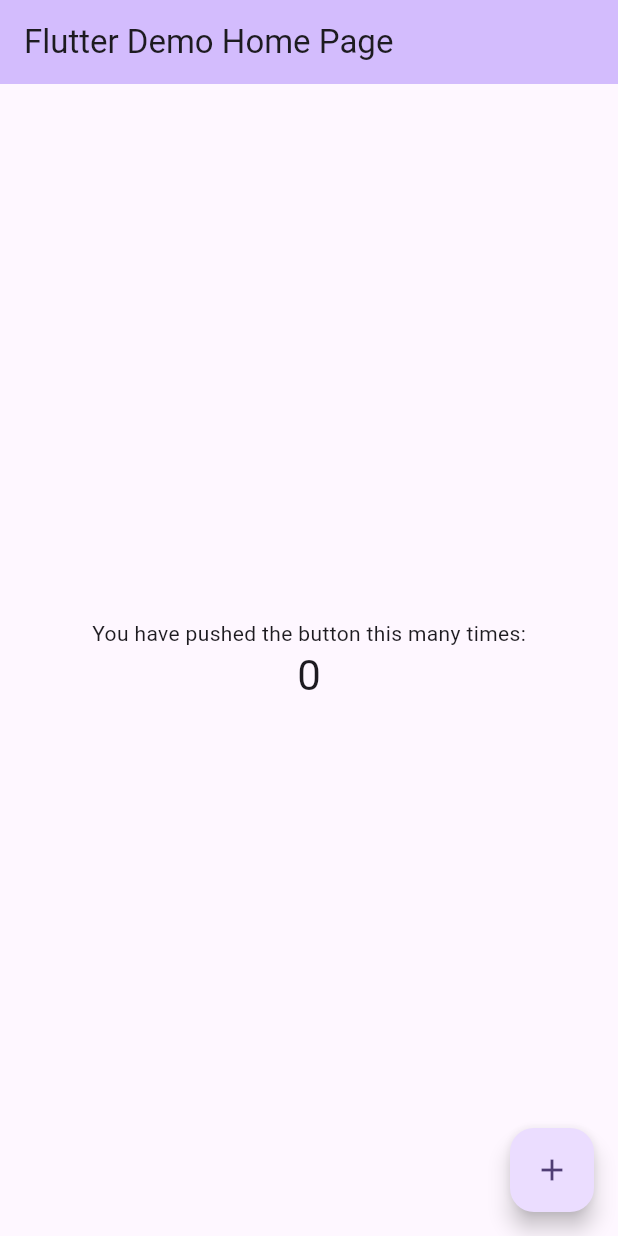
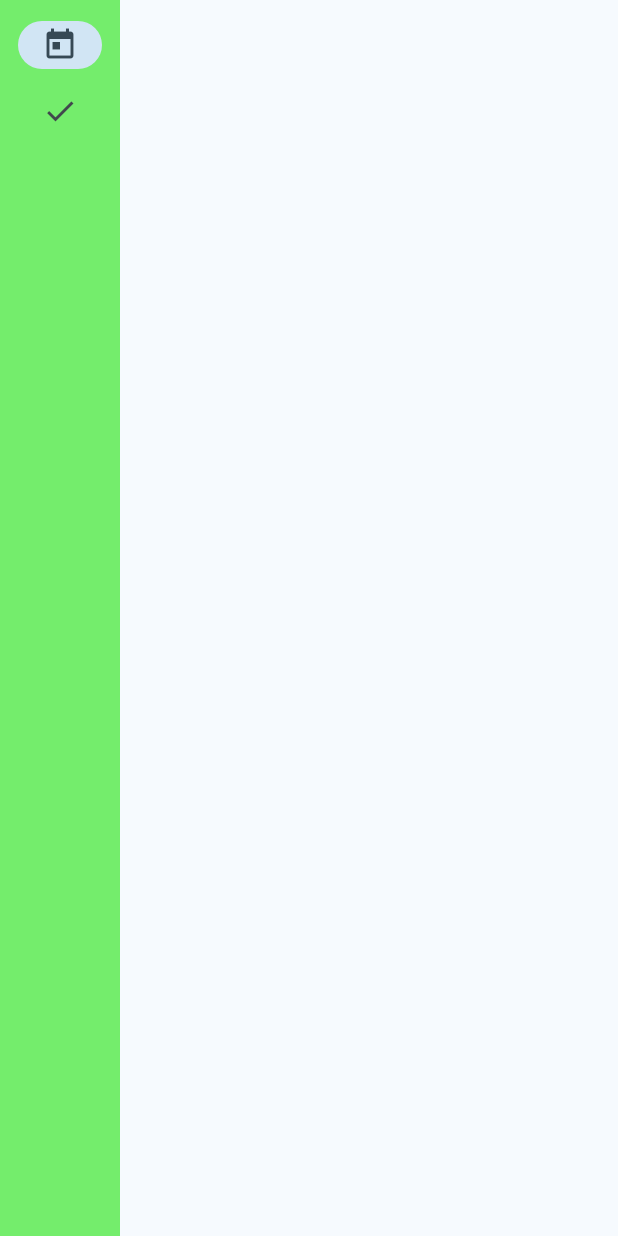
Before and after one commit to blackberry020/todo, a Flutter app: the screen it shows after launch, on a phone screen of 412 x 824 dp. Run offline on Flutter 3.47's test engine with Material 2 defaults, Android fonts, the phone set to English and light mode, and no system bars.

Commit message:
column + row?

```diff
--- a/lib/main.dart
+++ b/lib/main.dart
@@ -1,125 +1,112 @@
 import 'package:flutter/material.dart';
+import 'package:provider/provider.dart';
 
 void main() {
-  runApp(const MyApp());
+  runApp(MyApp());
 }
 
 class MyApp extends StatelessWidget {
   const MyApp({super.key});
 
-  // This widget is the root of your application.
   @override
   Widget build(BuildContext context) {
-    return MaterialApp(
-      title: 'Flutter Demo',
+    return ChangeNotifierProvider(
+      create: (context) => MyAppState(),
+      child: MaterialApp(
+        title: 'Todo app',
         theme: ThemeData(
-        // This is the theme of your application.
-        //
-        // TRY THIS: Try running your application with "flutter run". You'll see
-        // the application has a blue toolbar. Then, without quitting the app,
-        // try changing the seedColor in the colorScheme below to Colors.green
-        // and then invoke "hot reload" (save your changes or press the "hot
-        // reload" button in a Flutter-supported IDE, or press "r" if you used
-        // the command line to start the app).
-        //
-        // Notice that the counter didn't reset back to zero; the application
-        // state is not lost during the reload. To reset the state, use hot
-        // restart instead.
-        //
-        // This works for code too, not just values: Most code changes can be
-        // tested with just a hot reload.
-        colorScheme: ColorScheme.fromSeed(seedColor: Colors.deepPurple),
           useMaterial3: true,
+          colorScheme: ColorScheme.fromSeed(seedColor: Colors.lightBlueAccent),
         ),
-      home: const MyHomePage(title: 'Flutter Demo Home Page'),
+        home: MyHomePage(),
+        debugShowCheckedModeBanner: false,
+      ),
+    );
+  }
+}
+
+class MyAppState extends ChangeNotifier {
+  var selectedPageIndex = 0;
+}
+
+class TodoPage extends StatelessWidget {
+  @override
+  Widget build(BuildContext context) {
+
+    return Scaffold(
+      body: Column(
+        children: [
+          Row(
+            children: [
+              /*TextFormField(
+
+              )*/
+            ],
+          )
+        ]
+      ),
     );
   }
 }
 
 class MyHomePage extends StatefulWidget {
-  const MyHomePage({super.key, required this.title});
-
-  // This widget is the home page of your application. It is stateful, meaning
-  // that it has a State object (defined below) that contains fields that affect
-  // how it looks.
-
-  // This class is the configuration for the state. It holds the values (in this
-  // case the title) provided by the parent (in this case the App widget) and
-  // used by the build method of the State. Fields in a Widget subclass are
-  // always marked "final".
-
-  final String title;
-
   @override
   State<MyHomePage> createState() => _MyHomePageState();
 }
 
 class _MyHomePageState extends State<MyHomePage> {
-  int _counter = 0;
+  @override
+  Widget build(BuildContext context) {
+    var appState = context.watch<MyAppState>();
+    late Widget page;
 
-  void _incrementCounter() {
-    setState(() {
-      // This call to setState tells the Flutter framework that something has
-      // changed in this State, which causes it to rerun the build method below
-      // so that the display can reflect the updated values. If we changed
-      // _counter without calling setState(), then the build method would not be
-      // called again, and so nothing would appear to happen.
-      _counter++;
-    });
+    switch (appState.selectedPageIndex) {
+      case 0:
+        page = TodoPage();
+        break;
+      case 1:
+        page = Placeholder();
+        break;
+      default:
+        throw ("there is no such page for $appState.selectedPageIndex");
     }
 
-  @override
-  Widget build(BuildContext context) {
-    // This method is rerun every time setState is called, for instance as done
-    // by the _incrementCounter method above.
-    //
-    // The Flutter framework has been optimized to make rerunning build methods
-    // fast, so that you can just rebuild anything that needs updating rather
-    // than having to individually change instances of widgets.
+    return LayoutBuilder(
+      builder: (context, constraints) {
         return Scaffold(
-      appBar: AppBar(
-        // TRY THIS: Try changing the color here to a specific color (to
-        // Colors.amber, perhaps?) and trigger a hot reload to see the AppBar
-        // change color while the other colors stay the same.
-        backgroundColor: Theme.of(context).colorScheme.inversePrimary,
-        // Here we take the value from the MyHomePage object that was created by
-        // the App.build method, and use it to set our appbar title.
-        title: Text(widget.title),
+          body: Row(
+            children: [
+              SafeArea(
+                child: NavigationRail(
+                  //extended: constraints.maxWidth >= 500,
+                  destinations: const [
+                    NavigationRailDestination(
+                      icon: Icon(Icons.today),
+                      label: Text('TODO')
                     ),
-      body: Center(
-        // Center is a layout widget. It takes a single child and positions it
-        // in the middle of the parent.
-        child: Column(
-          // Column is also a layout widget. It takes a list of children and
-          // arranges them vertically. By default, it sizes itself to fit its
-          // children horizontally, and tries to be as tall as its parent.
-          //
-          // Column has various properties to control how it sizes itself and
-          // how it positions its children. Here we use mainAxisAlignment to
-          // center the children vertically; the main axis here is the vertical
-          // axis because Columns are vertical (the cross axis would be
-          // horizontal).
-          //
-          // TRY THIS: Invoke "debug painting" (choose the "Toggle Debug Paint"
-          // action in the IDE, or press "p" in the console), to see the
-          // wireframe for each widget.
-          mainAxisAlignment: MainAxisAlignment.center,
-          children: <Widget>[
-            const Text(
-              'You have pushed the button this many times:',
+                    NavigationRailDestination(
+                      icon: Icon(Icons.done),
+                      label: Text('done')
                     ),
-            Text(
-              '$_counter',
-              style: Theme.of(context).textTheme.headlineMedium,
+                  ],
+                  selectedIndex: appState.selectedPageIndex,
+                  onDestinationSelected: (int newIndex) {
+                    setState(() {
+                      appState.selectedPageIndex = newIndex;
+                    });
+                  },
+                  backgroundColor: const Color.fromARGB(255, 116, 237, 108),
+                )
+              ),
+              Expanded(
+                child: Container(
+                            child: page,
+                          )
               ),
             ],
           ),
-      ),
-      floatingActionButton: FloatingActionButton(
-        onPressed: _incrementCounter,
-        tooltip: 'Increment',
-        child: const Icon(Icons.add),
-      ), // This trailing comma makes auto-formatting nicer for build methods.
+        );
+      }
     );
   }
 }
--- a/pubspec.yaml
+++ b/pubspec.yaml
@@ -30,6 +30,7 @@ environment:
 dependencies:
   flutter:
     sdk: flutter
+  provider: ^6.0.0
 
 
   # The following adds the Cupertino Icons font to your application.
```
Also changed, not shown: pubspec.lock. Lines whose indentation alone changed are shown as unchanged.
